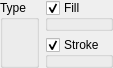
Above: src/terralib/qt/widgets/se/ui/MarkWidgetForm.ui from claudiobogossian/terralib5 before the change. Below: the same form after it.
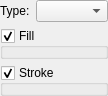
That is the form after the change.

Commit message: Removing mark icons: the preview will be made by other widget;

```diff
--- a/src/terralib/qt/widgets/se/ui/MarkWidgetForm.ui
+++ b/src/terralib/qt/widgets/se/ui/MarkWidgetForm.ui
@@ -6,32 +6,41 @@
    <rect>
     <x>0</x>
     <y>0</y>
-    <width>94</width>
-    <height>36</height>
+    <width>106</width>
+    <height>62</height>
    </rect>
   </property>
   <property name="windowTitle">
    <string>Form</string>
   </property>
-  <layout class="QGridLayout" name="gridLayout_3">
+  <layout class="QGridLayout" name="gridLayout_2">
    <property name="margin">
     <number>0</number>
    </property>
    <item row="0" column="0">
-    <layout class="QGridLayout" name="gridLayout_2">
-     <item row="0" column="0">
-      <widget class="QGroupBox" name="m_markTypeGroupBox">
-       <property name="title">
-        <string>Type</string>
-       </property>
-       <property name="flat">
-        <bool>true</bool>
-       </property>
-      </widget>
-     </item>
-     <item row="0" column="1">
       <layout class="QGridLayout" name="gridLayout">
        <item row="0" column="0">
+      <layout class="QHBoxLayout" name="horizontalLayout">
+       <item>
+        <widget class="QLabel" name="m_markTypeLabel">
+         <property name="text">
+          <string>Type:</string>
+         </property>
+        </widget>
+       </item>
+       <item>
+        <widget class="QComboBox" name="m_markTypeComboBox">
+         <property name="sizePolicy">
+          <sizepolicy hsizetype="Expanding" vsizetype="Fixed">
+           <horstretch>0</horstretch>
+           <verstretch>0</verstretch>
+          </sizepolicy>
+         </property>
+        </widget>
+       </item>
+      </layout>
+     </item>
+     <item row="1" column="0">
         <widget class="QGroupBox" name="m_fillGroupBox">
          <property name="title">
           <string>Fill</string>
@@ -44,7 +53,7 @@
          </property>
         </widget>
        </item>
-       <item row="1" column="0">
+     <item row="2" column="0">
         <widget class="QGroupBox" name="m_strokeGroupBox">
          <property name="title">
           <string>Stroke</string>
@@ -56,8 +65,6 @@
           <bool>true</bool>
          </property>
         </widget>
-       </item>
-      </layout>
      </item>
     </layout>
    </item>
```
Lines whose indentation alone changed are shown as unchanged. The commit also changes 2 other files.
